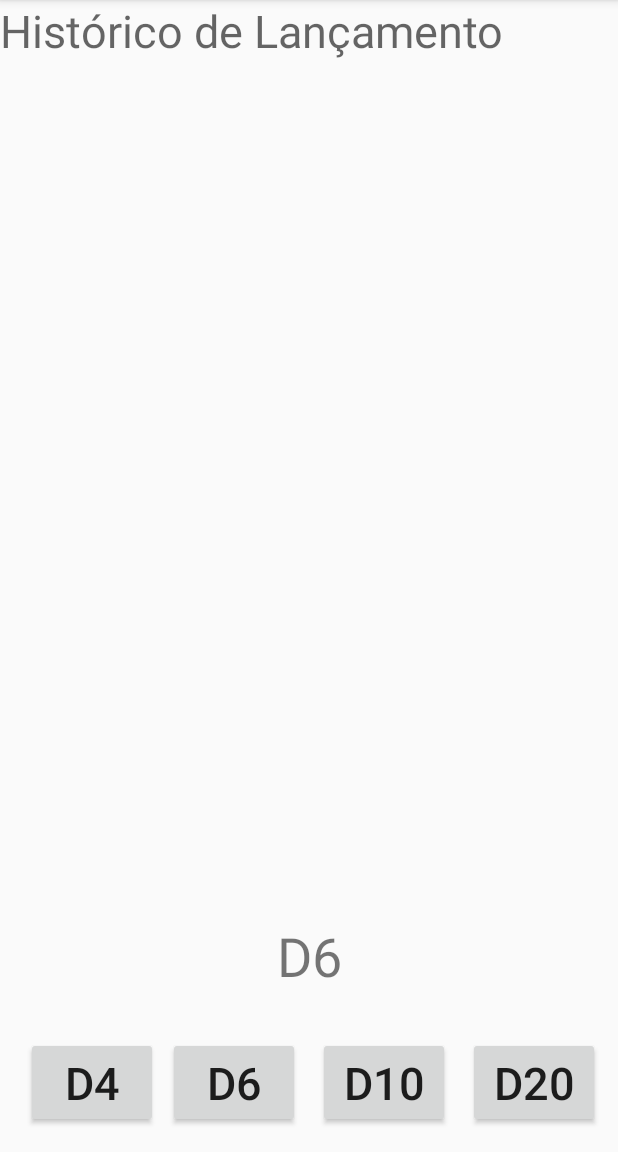
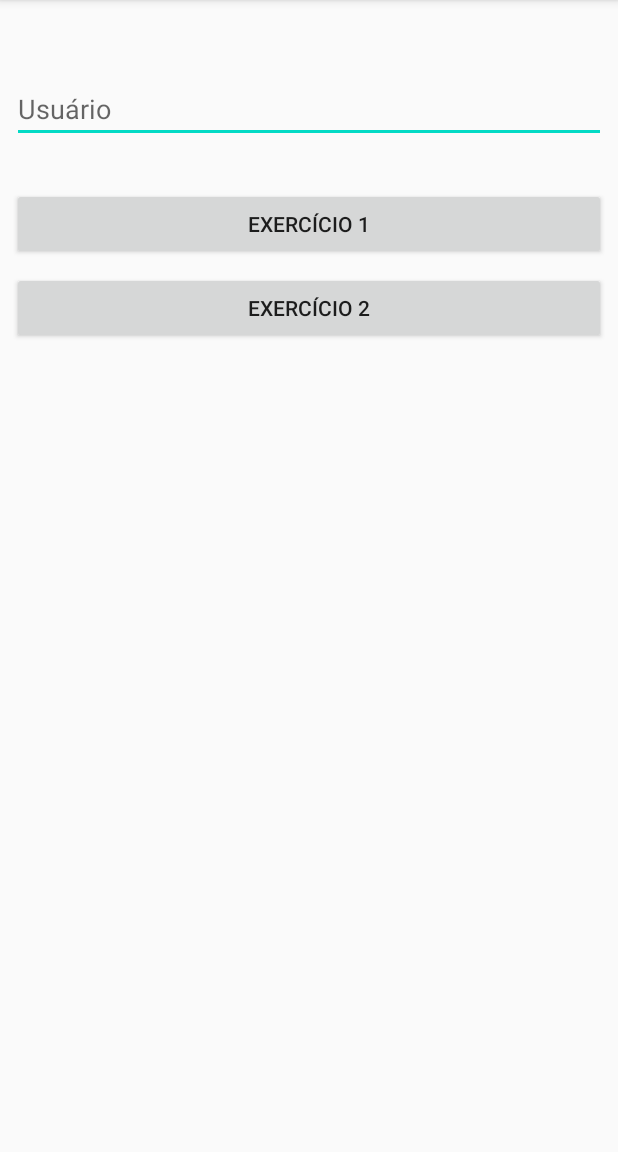
Before and after one commit to 20E421E1GRPADS01C2N1P2/FDA, an Android app: the screen it shows after launch (MainActivity), on a phone screen of 412 x 824 dp, the part 84-1236 px from its top. Run offline under Robolectric (Android 15) with nearby library versions, the phone set to English and light mode, and no system bars.

Commit message:
Transição entre Activities.

```diff
--- a/app/src/main/AndroidManifest.xml
+++ b/app/src/main/AndroidManifest.xml
@@ -9,7 +9,8 @@
         android:roundIcon="@mipmap/ic_launcher_round"
         android:supportsRtl="true"
         android:theme="@style/AppTheme">
-        <activity android:name=".HomeActivity"></activity>
+        <activity android:name=".ExercicioDoisActivity"></activity>
+        <activity android:name=".HomeActivity" />
         <activity android:name=".MainActivity">
             <intent-filter>
                 <action android:name="android.intent.action.MAIN" />
--- a/app/src/main/res/layout/activity_main.xml
+++ b/app/src/main/res/layout/activity_main.xml
@@ -6,76 +6,42 @@
     android:layout_height="match_parent"
     tools:context=".MainActivity">
 
-    <TextView
-        android:id="@+id/textViewHistoricoLancamento"
+
+    <EditText
+        android:id="@+id/editTextUsuarioNome"
         android:layout_width="0dp"
-        android:layout_height="0dp"
-        android:layout_marginBottom="20dp"
-        android:hint="Histórico de Lançamento"
-        android:textSize="30sp"
-        app:layout_constraintBottom_toTopOf="@+id/textViewValorDado"
+        android:layout_height="wrap_content"
+        android:layout_marginStart="8dp"
+        android:layout_marginTop="50dp"
+        android:layout_marginEnd="8dp"
+        android:ems="10"
+        android:hint="Usuário"
+        android:inputType="textPersonName"
         app:layout_constraintEnd_toEndOf="parent"
         app:layout_constraintStart_toStartOf="parent"
         app:layout_constraintTop_toTopOf="parent" />
 
-    <TextView
-        android:id="@+id/textViewValorDado"
-        android:layout_width="wrap_content"
+    <Button
+        android:id="@+id/btnExercicio1"
+        android:layout_width="0dp"
         android:layout_height="wrap_content"
-        android:layout_marginBottom="30dp"
-        android:text="D6"
-        android:textSize="36sp"
-        app:layout_constraintBottom_toTopOf="@+id/btnLancarD10"
-        app:layout_constraintLeft_toLeftOf="parent"
-        app:layout_constraintRight_toRightOf="parent" />
+        android:layout_marginStart="8dp"
+        android:layout_marginTop="30dp"
+        android:layout_marginEnd="8dp"
+        android:text="Exercício 1"
+        app:layout_constraintEnd_toEndOf="parent"
+        app:layout_constraintStart_toStartOf="parent"
+        app:layout_constraintTop_toBottomOf="@+id/editTextUsuarioNome" />
 
     <Button
-        android:id="@+id/btnLancarD4"
-        android:layout_width="wrap_content"
+        android:id="@+id/btnExercicio2"
+        android:layout_width="0dp"
         android:layout_height="wrap_content"
-        android:layout_marginBottom="16dp"
-        android:onClick="actionLancarDado"
-        android:text="D4"
-        android:textSize="30sp"
-        app:layout_constraintBottom_toBottomOf="parent"
-        app:layout_constraintEnd_toStartOf="@+id/btnLancarD6"
-        app:layout_constraintHorizontal_bias="0.727"
-        app:layout_constraintStart_toStartOf="parent" />
-
-    <Button
-        android:id="@+id/btnLancarD6"
-        android:layout_width="wrap_content"
-        android:layout_height="wrap_content"
-        android:layout_marginEnd="12dp"
-        android:layout_marginBottom="16dp"
-        android:onClick="actionLancarDado"
-        android:text="D6"
-        android:textSize="30sp"
-        app:layout_constraintBottom_toBottomOf="parent"
-        app:layout_constraintEnd_toStartOf="@+id/btnLancarD10" />
-
-    <Button
-        android:id="@+id/btnLancarD10"
-        android:layout_width="wrap_content"
-        android:layout_height="wrap_content"
-        android:layout_marginEnd="12dp"
-        android:layout_marginBottom="16dp"
-        android:onClick="actionLancarDado"
-        android:text="D10"
-        android:textSize="30sp"
-        app:layout_constraintBottom_toBottomOf="parent"
-        app:layout_constraintEnd_toStartOf="@+id/btnLancarD20" />
-
-    <Button
-        android:id="@+id/btnLancarD20"
-        android:layout_width="wrap_content"
-        android:layout_height="wrap_content"
-        android:layout_marginEnd="12dp"
-        android:layout_marginBottom="16dp"
-        android:onClick="actionLancarDado"
-        android:text="D20"
-        android:textSize="30sp"
-        app:layout_constraintBottom_toBottomOf="parent"
-        app:layout_constraintEnd_toEndOf="parent" />
-
+        android:layout_marginStart="8dp"
+        android:layout_marginTop="8dp"
+        android:layout_marginEnd="8dp"
+        android:text="Exercício 2"
+        app:layout_constraintEnd_toEndOf="parent"
+        app:layout_constraintStart_toStartOf="parent"
+        app:layout_constraintTop_toBottomOf="@+id/btnExercicio1" />
 </androidx.constraintlayout.widget.ConstraintLayout>
```
Also changed, not shown: app/src/main/java/br/pro/aguiar/fdan1/ExercicioDoisActivity.kt (added, +11 -0 lines), app/src/main/java/br/pro/aguiar/fdan1/HomeActivity.kt (+28 -23 lines), app/src/main/java/br/pro/aguiar/fdan1/MainActivity.kt (+20 -15 lines), app/src/main/res/layout/activity_exercicio_dois.xml (added, +21 -0 lines), app/src/main/res/layout/activity_home.xml (+73 -0 lines).
